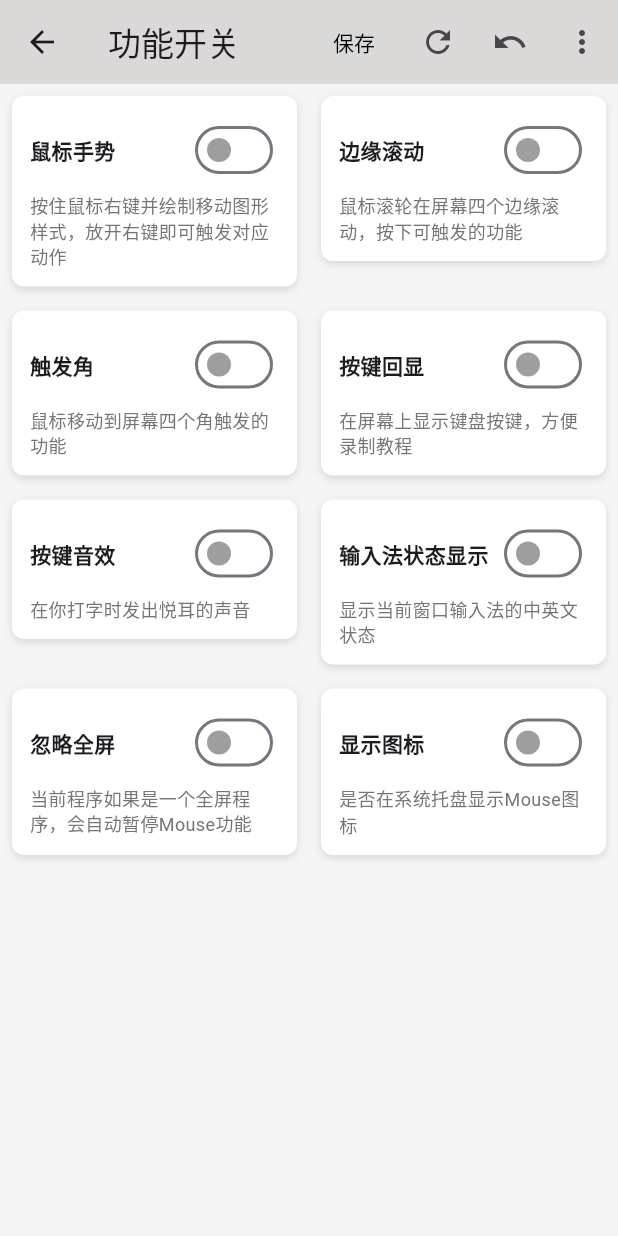
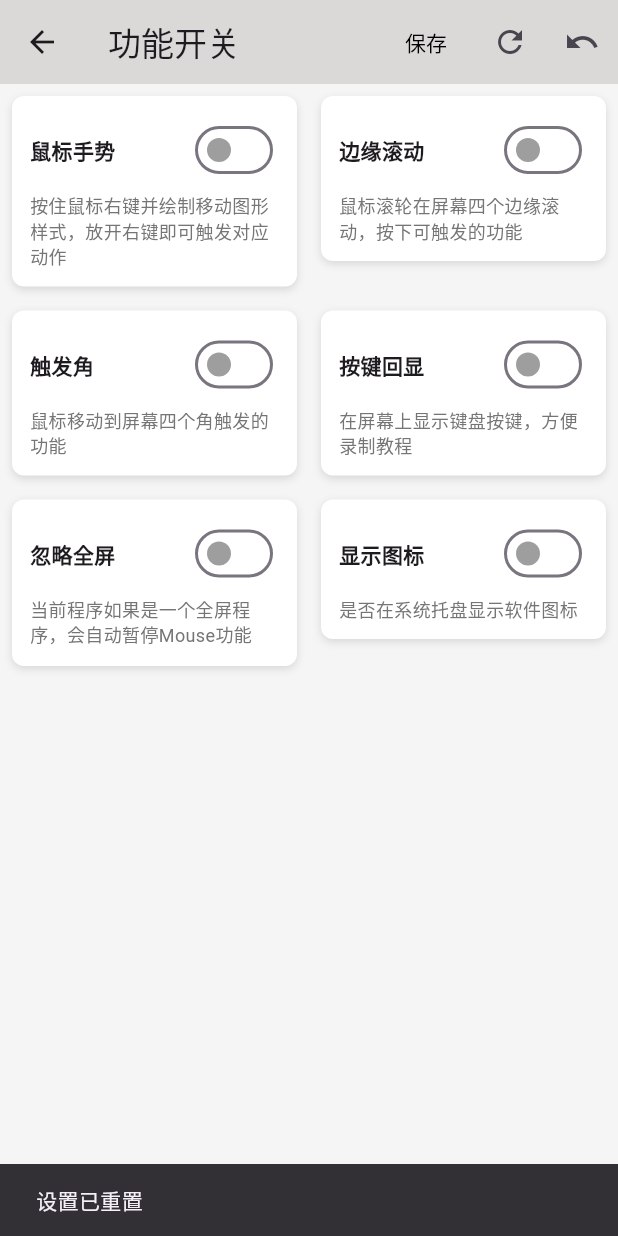
Before and after one commit to onewhitethreee/0mouse, a Flutter app: the MouseIncSettingsPage screen opened directly, after a tap on the "undo" icon, on a phone screen of 412 x 824 dp. Run offline on Flutter 3.47's test engine with Material 3 defaults, Android fonts, the phone set to English and light mode, and no system bars; our stand-ins replace bot_toast, plugin_platform_interface, shared_preferences; missing offline and left inert: dart:ffi, local_notifier, tray_manager, win32, window_manager; accounts and stored records are empty; statements that could not run were skipped.

Commit message:
update 12 files

```diff
--- a/mouse_gesture/lib/pages/settings_page.dart
+++ b/mouse_gesture/lib/pages/settings_page.dart
@@ -1,5 +1,5 @@
 import 'package:flutter/material.dart';
-import 'package:mouse_gesture/generated/l10n.dart';
+import 'package:shared_preferences/shared_preferences.dart';
 
 class MouseIncSettingsPage extends StatefulWidget {
   @override
@@ -12,16 +12,54 @@ class _MouseIncSettingsPageState extends State<MouseIncSettingsPage> {
     '边缘滚动': {'value': false, 'description': '鼠标滚轮在屏幕四个边缘滚动，按下可触发的功能'},
     '触发角': {'value': false, 'description': '鼠标移动到屏幕四个角触发的功能'},
     '按键回显': {'value': false, 'description': '在屏幕上显示键盘按键，方便录制教程'},
-    '按键音效': {'value': false, 'description': '在你打字时发出悦耳的声音'},
-    '输入法状态显示': {'value': false, 'description': '显示当前窗口输入法的中英文状态'},
     '忽略全屏': {'value': false, 'description': '当前程序如果是一个全屏程序，会自动暂停Mouse功能'},
-    '显示图标': {'value': false, 'description': '是否在系统托盘显示Mouse图标'},
+    '显示图标': {'value': false, 'description': '是否在系统托盘显示软件图标'},
   };
+  bool _loading = true;
+
+  @override
+  void initState() {
+    super.initState();
+    _loadSettings();
+  }
+
+  Future<void> _loadSettings() async {
+    final prefs = await SharedPreferences.getInstance();
+    setState(() {
+      _settings.forEach((key, value) {
+        value['value'] = prefs.getBool(key) ?? value['value'];
+      });
+      _loading = false; // 数据加载完成
+    });
+  }
+
+  Future<void> _saveSettings(String s) async {
+    final prefs = await SharedPreferences.getInstance();
+    _settings.forEach((key, value) {
+      prefs.setBool(key, value['value']);
+    });
+    ScaffoldMessenger.of(context).showSnackBar(
+      SnackBar(content: Text('设置已$s')),
+    );
+  }
 
   @override
   Widget build(BuildContext context) {
+    if (_loading) {
+      // 显示加载指示器
+      return Scaffold(
+        appBar: AppBar(
+          title: Text('功能开关'),
+          backgroundColor: const Color.fromARGB(255, 219, 216, 216),
+        ),
+        body: Center(
+          child: CircularProgressIndicator(),
+        ),
+      );
+    }
+
     return Scaffold(
-      backgroundColor: Colors.grey[100], // 保留灰色背景，使白色卡片更加突出
+      backgroundColor: Colors.grey[100],
       appBar: AppBar(
         title: Text('功能开关'),
         backgroundColor: const Color.fromARGB(255, 219, 216, 216),
@@ -30,45 +68,27 @@ class _MouseIncSettingsPageState extends State<MouseIncSettingsPage> {
             child: Text('保存',
                 style: TextStyle(color: Color.fromARGB(255, 0, 0, 0))),
             onPressed: () {
-              ScaffoldMessenger.of(context).showSnackBar(
-                SnackBar(content: Text('设置已保存')),
-              );
+              _saveSettings("保存"); // 保存设置
             },
           ),
           IconButton(
             icon: Icon(Icons.refresh),
             tooltip: '刷新',
             onPressed: () {
-              // 实现刷新逻辑
+              _loadSettings(); // 重新加载设置
             },
           ),
           IconButton(
             icon: Icon(Icons.undo),
             tooltip: '重置',
             onPressed: () {
-              // 实现重置逻辑
+              setState(() {
+                _settings.forEach((key, value) {
+                  value['value'] = false;
+                });
+              });
+              _saveSettings("重置"); // 保存设置
             },
-          ),
-          PopupMenuButton<String>(
-            onSelected: (String result) {
-              if (result == 'zh') {
-                Locale locale = Locale('zh', 'CN');
-                S.load(locale);
-              } else if (result == 'en') {
-                Locale locale = Locale('en', 'US');
-                S.load(locale);
-              }
-            },
-            itemBuilder: (BuildContext context) => <PopupMenuEntry<String>>[
-              const PopupMenuItem<String>(
-                value: 'zh',
-                child: Text('中文'),
-              ),
-              const PopupMenuItem<String>(
-                value: 'en',
-                child: Text('English'),
-              ),
-            ],
           ),
         ],
       ),
@@ -109,26 +129,23 @@ class _MouseIncSettingsPageState extends State<MouseIncSettingsPage> {
       cursor: SystemMouseCursors.click,
       onEnter: (_) {
         setState(() {
-          // Set the hover state to true when the mouse enters
           _settings[title]?['hovered'] = true;
         });
       },
       onExit: (_) {
         setState(() {
-          // Set the hover state to false when the mouse leaves
           _settings[title]?['hovered'] = false;
         });
       },
       child: GestureDetector(
         onTap: () {
           setState(() {
-            // Toggle the switch value
             setting['value'] = !setting['value'];
           });
         },
         child: AnimatedContainer(
-          duration: Duration(milliseconds: 200), // Animation duration
-          curve: Curves.easeInOut, // Animation curve
+          duration: Duration(milliseconds: 200),
+          curve: Curves.easeInOut,
           decoration: BoxDecoration(
             color: _settings[title]?['hovered'] == true
                 ? Colors.grey[300]
@@ -169,6 +186,7 @@ class _MouseIncSettingsPageState extends State<MouseIncSettingsPage> {
                       setState(() {
                         setting['value'] = newValue;
                       });
+                      print("onChanged: $newValue");
                     },
                     activeColor: Colors.blue,
                     inactiveThumbColor: Colors.grey,
--- a/mouse_gesture/pubspec.yaml
+++ b/mouse_gesture/pubspec.yaml
@@ -18,6 +18,8 @@ dependencies:
   win32: ^5.5.1
   window_manager: ^0.3.9
   local_notifier: ^0.1.6 # 本地通知
+  shared_preferences: ^2.3.0
+
 dev_dependencies:
   flutter_test:
     sdk: flutter
```
Also changed, not shown: mouse_gesture/lib/l10n/intl_en.arb (+24 -1 lines), mouse_gesture/lib/l10n/intl_zh.arb (+24 -0 lines), mouse_gesture/lib/generated/intl/messages_en.dart, mouse_gesture/lib/generated/intl/messages_zh_CN.dart, mouse_gesture/lib/generated/l10n.dart, mouse_gesture/pubspec.lock.
